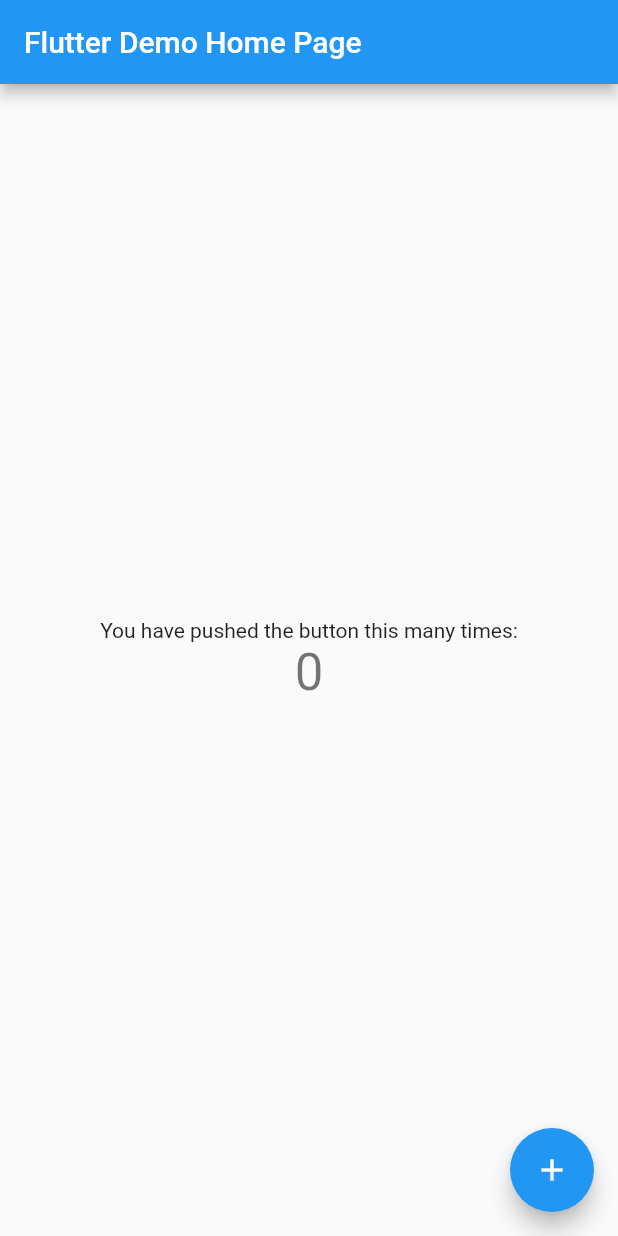
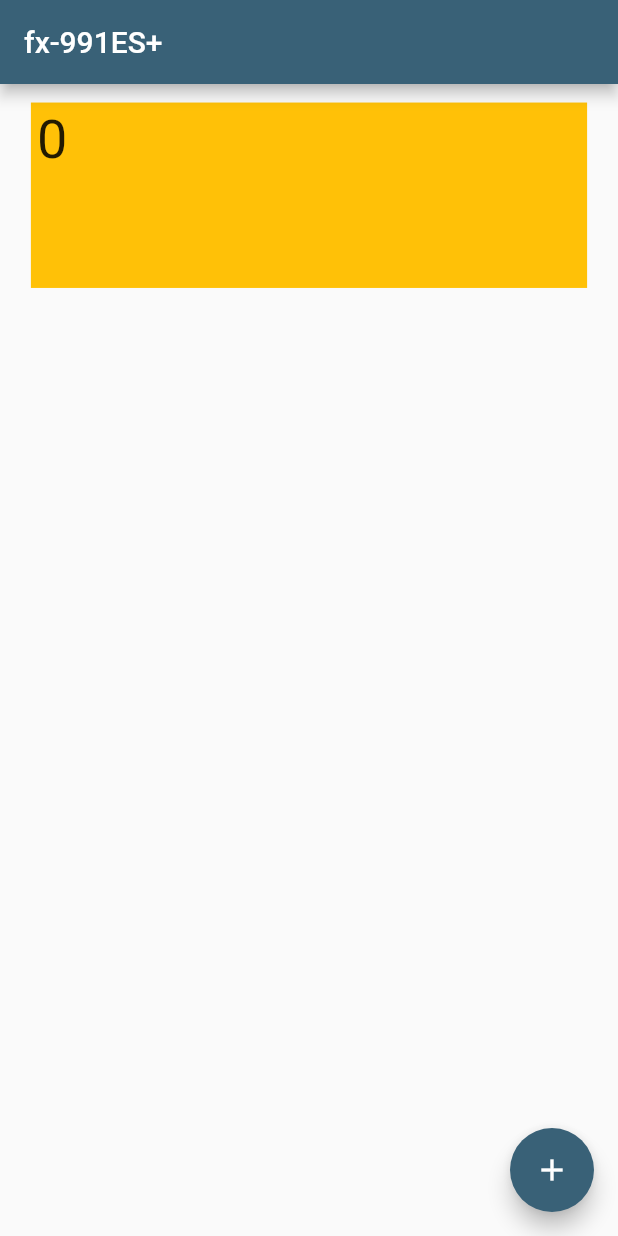
Before and after one commit to Akashtambe000/CalSci, a Flutter app: the screen it shows after launch, on a phone screen of 412 x 824 dp. Run offline on Flutter 3.47's test engine with Material 2 defaults, Android fonts, the phone set to English and light mode, and no system bars.

Commit message:
added custom colors and a scrren class template

```diff
--- /dev/null
+++ b/myapp/lib/MyColors.dart
@@ -0,0 +1,47 @@
+part of 'main.dart';
+
+class MyColors {
+  MyColors._(); // this basically makes it so you can instantiate this class
+  static const MaterialColor primary = const MaterialColor(
+    0xFF396177, const <int, Color>{
+    50 : const Color(0xFF90b5ca),
+    100: const Color(0xFF79a6bf),
+    200: const Color(0xFF6297b4),
+    300: const Color(0xFF4f86a5),
+    400: const Color(0xFF44748e),
+    500: const Color(0xFF396177),
+    600: const Color(0xFF2e4e60),
+    700: const Color(0xFF233c49),
+    800: const Color(0xFF182932),
+    900: const Color(0xFF0d161b)
+  },
+  );
+  static const MaterialColor green = const MaterialColor(
+    0xFF4C9141, const <int, Color>{
+    50 : const Color(0xFF8AC680),
+    100: const Color(0xFF7DC072),
+    200: const Color(0xFF70B964),
+    300: const Color(0xFF62B356),
+    400: const Color(0xFF58A94C),
+    500: const Color(0xFF4C9141),
+    600: const Color(0xFF4A8D3F),
+    700: const Color(0xFF427F39),
+    800: const Color(0xFF3B7133),
+    900: const Color(0xFF34632C)
+  },
+  );
+  static const MaterialColor red = const MaterialColor(
+    0xFFE73A23, const <int, Color>{
+    50 : const Color(0xFFED6B5A),
+    100: const Color(0xFFED6A5A),
+    200: const Color(0xFFEB5A47),
+    300: const Color(0xFFEB5A47),
+    400: const Color(0xFFE94A35),
+    500: const Color(0xFFE73A23),
+    600: const Color(0xFFCA2B16),
+    700: const Color(0xFFB82714),
+    800: const Color(0xFFA52312),
+    900: const Color(0xFF932010)
+  },
+  );
+}
--- /dev/null
+++ b/myapp/lib/Screen.dart
@@ -0,0 +1,30 @@
+part of 'main.dart';
+
+class Screen extends StatefulWidget {
+  final String buffer;
+  Screen({Key key, this.buffer}) : super(key: key);
+  @override
+  State<StatefulWidget> createState() {
+    return new ScreenState();
+  }
+
+}
+
+class ScreenState extends State<Screen> {
+  @override
+  Widget build(BuildContext context) {
+    var screenWidth = MediaQuery.of(context).size.width;
+    return Container(
+      color: Colors.amber,
+      padding: EdgeInsets.all(screenWidth * 0.01),
+      width:  screenWidth* 0.9,
+      height: MediaQuery.of(context).size.height * 0.15,
+      child: Text(widget.buffer,
+        style: TextStyle(
+          fontSize: 36
+        ),
+      ),
+    );
+  }
+
+}
--- a/myapp/lib/main.dart
+++ b/myapp/lib/main.dart
@@ -1,5 +1,8 @@
 import 'package:flutter/material.dart';
 import 'dart:math';
+
+part 'MyColors.dart';
+part 'Screen.dart';
 
 void main() {
   runApp(MyApp());
@@ -10,24 +13,12 @@ class MyApp extends StatelessWidget {
   @override
   Widget build(BuildContext context) {
     return MaterialApp(
-      title: 'Flutter Demo',
+      title: 'CalSci',
       theme: ThemeData(
-        // This is the theme of your application.
-        //
-        // Try running your application with "flutter run". You'll see the
-        // application has a blue toolbar. Then, without quitting the app, try
-        // changing the primarySwatch below to Colors.green and then invoke
-        // "hot reload" (press "r" in the console where you ran "flutter run",
-        // or simply save your changes to "hot reload" in a Flutter IDE).
-        // Notice that the counter didn't reset back to zero; the application
-        // is not restarted.
-        primarySwatch: Colors.blue,
-        // This makes the visual density adapt to the platform that you run
-        // the app on. For desktop platforms, the controls will be smaller and
-        // closer together (more dense) than on mobile platforms.
+        primarySwatch: MyColors.primary,
         visualDensity: VisualDensity.adaptivePlatformDensity,
       ),
-      home: MyHomePage(title: 'Flutter Demo Home Page'),
+      home: MyHomePage(title: 'fx-991ES+'),
     );
   }
 }
@@ -56,11 +47,6 @@ class _MyHomePageState extends State<MyHomePage> {
 
   void _incrementCounter() {
     setState(() {
-      // This call to setState tells the Flutter framework that something has
-      // changed in this State, which causes it to rerun the build method below
-      // so that the display can reflect the updated values. If we changed
-      // _counter without calling setState(), then the build method would not be
-      // called again, and so nothing would appear to happen.
       _counter++;
       power = pow(2,_counter);
     });
@@ -68,45 +54,18 @@ class _MyHomePageState extends State<MyHomePage> {
 
   @override
   Widget build(BuildContext context) {
-    // This method is rerun every time setState is called, for instance as done
-    // by the _incrementCounter method above.
-    //
-    // The Flutter framework has been optimized to make rerunning build methods
-    // fast, so that you can just rebuild anything that needs updating rather
-    // than having to individually change instances of widgets.
     return Scaffold(
       appBar: AppBar(
-        // Here we take the value from the MyHomePage object that was created by
-        // the App.build method, and use it to set our appbar title.
         title: Text(widget.title),
       ),
       body: Center(
-        // Center is a layout widget. It takes a single child and positions it
-        // in the middle of the parent.
         child: Column(
-          // Column is also a layout widget. It takes a list of children and
-          // arranges them vertically. By default, it sizes itself to fit its
-          // children horizontally, and tries to be as tall as its parent.
-          //
-          // Invoke "debug painting" (press "p" in the console, choose the
-          // "Toggle Debug Paint" action from the Flutter Inspector in Android
-          // Studio, or the "Toggle Debug Paint" command in Visual Studio Code)
-          // to see the wireframe for each widget.
-          //
-          // Column has various properties to control how it sizes itself and
-          // how it positions its children. Here we use mainAxisAlignment to
-          // center the children vertically; the main axis here is the vertical
-          // axis because Columns are vertical (the cross axis would be
-          // horizontal).
-          mainAxisAlignment: MainAxisAlignment.center,
+          mainAxisAlignment: MainAxisAlignment.start,
           children: <Widget>[
-            Text(
-              'You have pushed the button this many times:',
+            SizedBox(
+              height: MediaQuery.of(context).size.height * 0.015,
             ),
-            Text(
-              '$power',
-              style: Theme.of(context).textTheme.headline4,
-            ),
+            Screen(buffer:'$_counter'),
           ],
         ),
       ),
@@ -114,7 +73,7 @@ class _MyHomePageState extends State<MyHomePage> {
         onPressed: _incrementCounter,
         tooltip: 'Increment',
         child: Icon(Icons.add),
-      ), // This trailing comma makes auto-formatting nicer for build methods.
+      ),
     );
   }
 }
```
